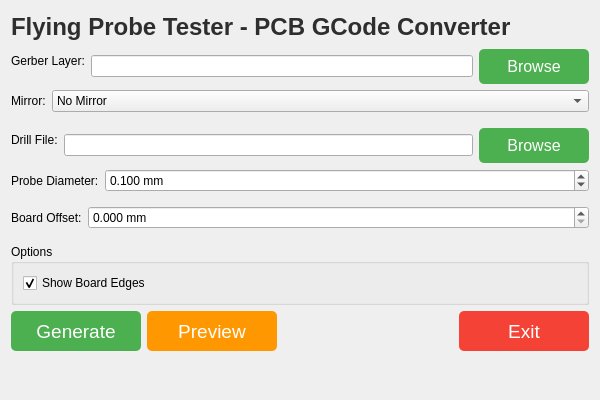
First picture: the form in ui/PCB2Gcode.ui, repository yazidta/PCB2Gcode, before the edit.
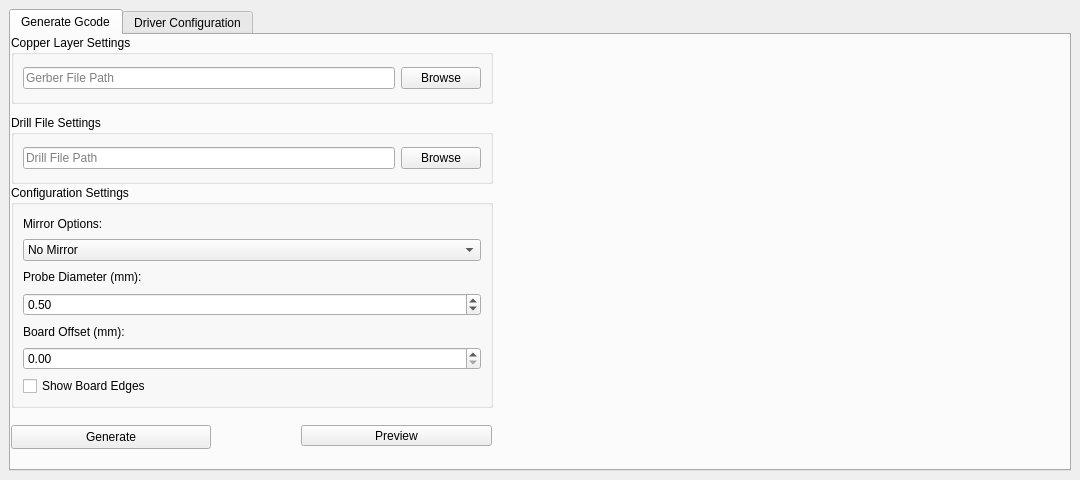
Second picture: the form after the edit.

Commit message: Add Driver Configurations tab and update ui

```diff
--- a/ui/PCB2Gcode.ui
+++ b/ui/PCB2Gcode.ui
@@ -1,78 +1,124 @@
 <?xml version="1.0" encoding="UTF-8"?>
 <ui version="4.0">
  <class>PCB2Gcode</class>
- <widget class="QWidget" name="PCB2Gcode">
+ <widget class="QMainWindow" name="PCB2Gcode">
   <property name="geometry">
    <rect>
     <x>0</x>
     <y>0</y>
-    <width>600</width>
-    <height>400</height>
+    <width>1080</width>
+    <height>480</height>
    </rect>
   </property>
+  <property name="minimumSize">
+   <size>
+    <width>1080</width>
+    <height>480</height>
+   </size>
+  </property>
   <property name="windowTitle">
    <string>PCB GCode Converter - Flying Probe Tester</string>
   </property>
-  <layout class="QVBoxLayout" name="verticalLayout">
-
-   <!-- Header -->
+  <widget class="QWidget" name="centralwidget">
+   <layout class="QVBoxLayout" name="mainLayout">
    <item>
-    <widget class="QLabel" name="titleLabel">
-     <property name="text">
-      <string>Flying Probe Tester - PCB GCode Converter</string>
-     </property>
-     <property name="styleSheet">
-      <string>
-       font: bold 18pt; color: #2E2E2E; text-align: center;
-      </string>
-     </property>
-    </widget>
-   </item>
-
-   <!-- Gerber Layer Input -->
+     <layout class="QHBoxLayout" name="buttonLayout">
+      <item>
+       <widget class="QTabWidget" name="tabWidget">
+        <property name="currentIndex">
+         <number>0</number>
+        </property>
+        <widget class="QWidget" name="gcodeTab">
+         <attribute name="title">
+          <string>Generate Gcode</string>
+         </attribute>
+         <widget class="QGroupBox" name="copperLayerGroup">
+          <property name="geometry">
+           <rect>
+            <x>0</x>
+            <y>0</y>
+            <width>482</width>
+            <height>69</height>
+           </rect>
+          </property>
+          <property name="title">
+           <string>Copper Layer Settings</string>
+          </property>
+          <layout class="QVBoxLayout" name="copperLayout">
    <item>
-    <layout class="QFormLayout" name="formLayoutLayer">
-     <item row="0" column="0">
-      <widget class="QLabel" name="labelLayer">
-       <property name="text">
-        <string>Gerber Layer:</string>
-       </property>
-      </widget>
-     </item>
-     <item row="0" column="1">
-      <layout class="QHBoxLayout" name="horizontalLayoutLayer">
-       <item>
-        <widget class="QLineEdit" name="firstLayer"/>
+            <layout class="QHBoxLayout" name="layerLayout">
+             <item>
+              <widget class="QLineEdit" name="firstLayer">
+               <property name="placeholderText">
+                <string>Gerber File Path</string>
+               </property>
+              </widget>
        </item>
        <item>
         <widget class="QPushButton" name="browseButtonLayer">
          <property name="text">
           <string>Browse</string>
          </property>
-         <property name="styleSheet">
-          <string>
-           background-color: #4CAF50; color: white; border-radius: 5px;
-           min-width: 110px; min-height: 35px; font-size: 12pt;
-          </string>
-         </property>
         </widget>
        </item>
       </layout>
      </item>
     </layout>
-   </item>
-
-   <!-- Mirror Selection -->
+         </widget>
+         <widget class="QGroupBox" name="drillFileGroup">
+          <property name="geometry">
+           <rect>
+            <x>0</x>
+            <y>80</y>
+            <width>482</width>
+            <height>69</height>
+           </rect>
+          </property>
+          <property name="title">
+           <string>Drill File Settings</string>
+          </property>
+          <layout class="QVBoxLayout" name="drillLayout">
+           <item>
+            <layout class="QHBoxLayout" name="drillFileLayout">
+             <item>
+              <widget class="QLineEdit" name="drillPath">
+               <property name="placeholderText">
+                <string>Drill File Path</string>
+               </property>
+              </widget>
+             </item>
    <item>
-    <layout class="QFormLayout" name="formLayoutMirror">
-     <item row="0" column="0">
-      <widget class="QLabel" name="labelMirror">
+              <widget class="QPushButton" name="browseButtonDrill">
        <property name="text">
-        <string>Mirror:</string>
+                <string>Browse</string>
        </property>
       </widget>
      </item>
-     <item row="0" column="1">
+            </layout>
+           </item>
+          </layout>
+         </widget>
+         <widget class="QGroupBox" name="configGroup">
+          <property name="geometry">
+           <rect>
+            <x>0</x>
+            <y>150</y>
+            <width>482</width>
+            <height>223</height>
+           </rect>
+          </property>
+          <property name="title">
+           <string>Configuration Settings</string>
+          </property>
+          <layout class="QVBoxLayout" name="configLayout">
+           <item>
+            <widget class="QLabel" name="mirrorLabel">
+             <property name="text">
+              <string>Mirror Options:</string>
+             </property>
+            </widget>
+           </item>
+           <item>
       <widget class="QComboBox" name="firstMirror">
        <item>
         <property name="text">
@@ -86,197 +132,125 @@
        </item>
        <item>
         <property name="text">
-         <string>Horizontal</string>
-        </property>
-       </item>
-       <item>
-        <property name="text">
-         <string>Both</string>
-        </property>
-       </item>
-      </widget>
-     </item>
-    </layout>
-   </item>
-
-   <!-- Drill File Input -->
+               <string>Mirror Y</string>
+              </property>
+             </item>
+            </widget>
+           </item>
    <item>
-    <layout class="QFormLayout" name="formLayoutDrill">
-     <item row="0" column="0">
-      <widget class="QLabel" name="labelDrill">
+            <widget class="QLabel" name="probeLabel">
        <property name="text">
-        <string>Drill File:</string>
+              <string>Probe Diameter (mm):</string>
        </property>
       </widget>
      </item>
-     <item row="0" column="1">
-      <layout class="QHBoxLayout" name="horizontalLayoutDrill">
        <item>
-        <widget class="QLineEdit" name="drillPath"/>
-       </item>
-       <item>
-        <widget class="QPushButton" name="browseButtonDrill">
-         <property name="text">
-          <string>Browse</string>
-         </property>
-         <property name="styleSheet">
-          <string>
-           background-color: #4CAF50; color: white; border-radius: 5px;
-           min-width: 110px; min-height: 35px; font-size: 12pt;
-          </string>
-         </property>
-        </widget>
-       </item>
-      </layout>
-     </item>
-    </layout>
-   </item>
-
-   <!-- Probe Diameter -->
-   <item>
-    <layout class="QFormLayout" name="formLayoutProbe">
-     <item row="0" column="0">
-      <widget class="QLabel" name="labelProbe">
-       <property name="text">
-        <string>Probe Diameter:</string>
-       </property>
-      </widget>
-     </item>
-     <item row="0" column="1">
       <widget class="QDoubleSpinBox" name="probeDiameter">
-       <property name="suffix">
-        <string> mm</string>
-       </property>
-       <property name="decimals">
-        <number>3</number>
-       </property>
        <property name="minimum">
-        <double>0.001</double>
+              <double>0.100000000000000</double>
        </property>
        <property name="maximum">
-        <double>10.0</double>
+              <double>10.000000000000000</double>
        </property>
        <property name="value">
-        <double>0.1</double>
+              <double>0.500000000000000</double>
        </property>
       </widget>
      </item>
-    </layout>
-   </item>
-
-   <!-- Board Offset -->
    <item>
-    <layout class="QFormLayout" name="formLayoutOffset">
-     <item row="0" column="0">
-      <widget class="QLabel" name="labelOffset">
+            <widget class="QLabel" name="offsetLabel">
        <property name="text">
-        <string>Board Offset:</string>
+              <string>Board Offset (mm):</string>
        </property>
       </widget>
      </item>
-     <item row="0" column="1">
+           <item>
       <widget class="QDoubleSpinBox" name="boardOffset">
-       <property name="suffix">
-        <string> mm</string>
-       </property>
-       <property name="decimals">
-        <number>3</number>
+             <property name="minimum">
+              <double>0.000000000000000</double>
        </property>
        <property name="maximum">
-        <double>100.0</double>
+              <double>100.000000000000000</double>
        </property>
       </widget>
      </item>
-    </layout>
-   </item>
-
-   <!-- Options Group -->
-   <item>
-    <widget class="QGroupBox" name="optionsGroup">
-     <property name="title">
-      <string>Options</string>
-     </property>
-     <layout class="QVBoxLayout" name="verticalLayoutOptions">
       <item>
        <widget class="QCheckBox" name="showEdgesCheck">
         <property name="text">
          <string>Show Board Edges</string>
         </property>
-        <property name="checked">
-         <bool>true</bool>
-        </property>
        </widget>
       </item>
      </layout>
     </widget>
-   </item>
-
-   <!-- Action Buttons -->
-   <item>
-    <layout class="QHBoxLayout" name="horizontalLayoutActions">
-     <item>
-      <widget class="QPushButton" name="generateButton">
-       <property name="text">
-        <string>Generate</string>
-       </property>
-       <property name="styleSheet">
-        <string>
-         background-color: #4CAF50; color: white; border-radius: 5px;
-         min-width: 130px; min-height: 40px; font-size: 14pt;
-        </string>
-       </property>
-      </widget>
-     </item>
-     <item>
       <widget class="QPushButton" name="previewButton">
-       <property name="enabled">
-        <bool>false</bool>
+          <property name="geometry">
+           <rect>
+            <x>290</x>
+            <y>390</y>
+            <width>191</width>
+            <height>21</height>
+           </rect>
        </property>
        <property name="text">
         <string>Preview</string>
        </property>
-       <property name="styleSheet">
-        <string>
-         background-color: #FF9800; color: white; border-radius: 5px;
-         min-width: 130px; min-height: 40px; font-size: 14pt;
-        </string>
-       </property>
-      </widget>
-     </item>
+         </widget>
+         <widget class="QPushButton" name="generateButton">
+          <property name="geometry">
+           <rect>
+            <x>0</x>
+            <y>390</y>
+            <width>200</width>
+            <height>24</height>
+           </rect>
+          </property>
+          <property name="text">
+           <string>Generate</string>
+          </property>
+         </widget>
+        </widget>
+        <widget class="QWidget" name="DriverTab">
+         <attribute name="title">
+          <string>Driver Configuration</string>
+         </attribute>
+         <widget class="QWidget" name="horizontalLayoutWidget">
+          <property name="geometry">
+           <rect>
+            <x>0</x>
+            <y>0</y>
+            <width>371</width>
+            <height>71</height>
+           </rect>
+          </property>
+          <layout class="QHBoxLayout" name="horizontalLayout">
      <item>
-      <spacer name="horizontalSpacer">
-       <property name="orientation">
-        <enum>Qt::Horizontal</enum>
-       </property>
-       <property name="sizeHint" stdset="0">
-        <size>
-         <width>40</width>
-         <height>20</height>
-        </size>
-       </property>
-      </spacer>
+            <widget class="QLabel" name="label">
+             <property name="text">
+              <string>Serial Port:</string>
+             </property>
+            </widget>
      </item>
      <item>
-      <widget class="QPushButton" name="exitButton">
+            <widget class="QComboBox" name="comPortcomboBox"/>
+           </item>
+           <item>
+            <widget class="QPushButton" name="connectionButton">
        <property name="text">
-        <string>Exit</string>
-       </property>
-       <property name="styleSheet">
-        <string>
-         background-color: #F44336; color: white; border-radius: 5px;
-         min-width: 130px; min-height: 40px; font-size: 14pt;
-        </string>
-       </property>
+              <string>Connect</string>
+             </property>
       </widget>
      </item>
     </layout>
-   </item>
-
-   <!-- Status Label -->
-   <item>
-    <widget class="QLabel" name="statusLabel"/>
-   </item>
-
-  </layout>
- </widget>
+         </widget>
+        </widget>
+       </widget>
+      </item>
+     </layout>
+    </item>
+   </layout>
+  </widget>
+ </widget>
+ <resources/>
+ <connections/>
 </ui>
```
Left out of the diff: 2 changed lines with no effect on the pictures. Lines whose indentation alone changed are shown as unchanged. The commit also changes 8 other files.
